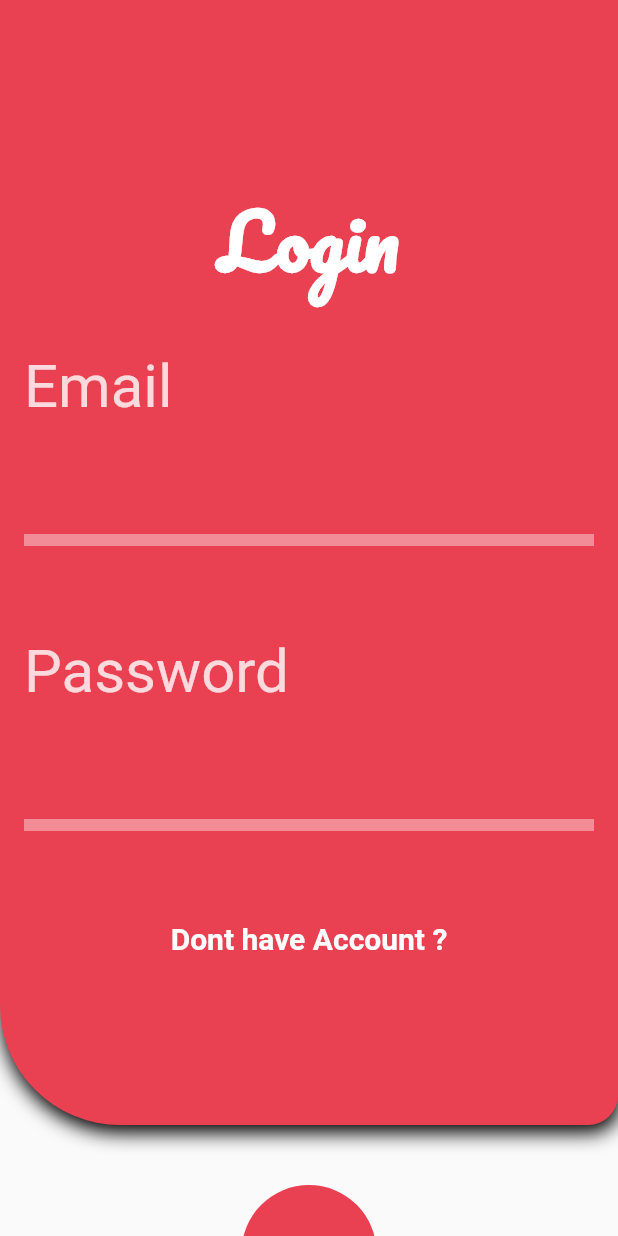
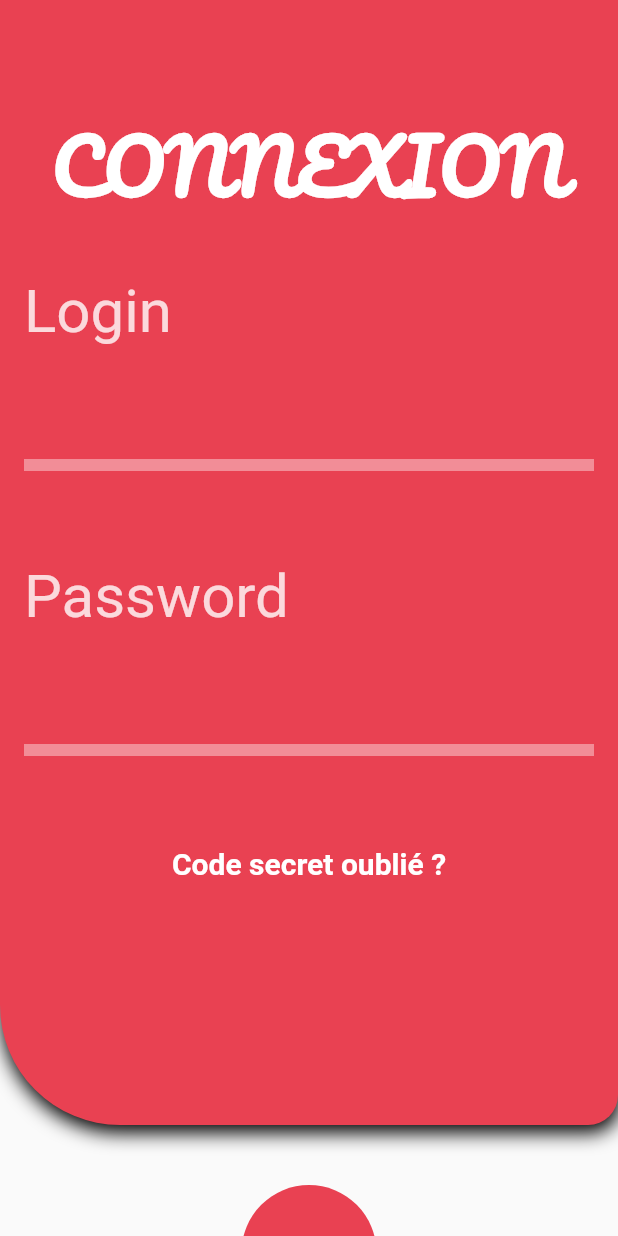
Before and after one commit to daantonio27/mobile-banking-app, a Flutter app: the screen it shows after launch, after a tap on "Login", on a phone screen of 412 x 824 dp. Run offline on Flutter 3.47's test engine with Material 2 defaults, Android fonts, the phone set to English and light mode, and no system bars; our stand-ins replace google_fonts.

Commit message:
page login

```diff
--- a/lib/abonnes.dart
+++ b/lib/abonnes.dart
@@ -1,6 +1,6 @@
 class Abonnes {
-	 String login;
-   String password;
+	 String user_name;
+   String user_password;
 
-   Abonnes(this.login, this.password);
+   Abonnes(this.user_name, this.user_password);
 }
--- a/lib/login.dart
+++ b/lib/login.dart
@@ -18,12 +18,38 @@ class Login extends StatefulWidget {
 class _LoginState extends State<Login> {
   final _formKey = GlobalKey<FormState>();
   Abonnes abonnes = Abonnes("", "");
-  String url = "http://localhost:8080/login";
+  String url = "http://10.0.2.2:9090/authenticate";
 
-  Future save() async {
+  Future<dynamic> save(String user_name, String user_password) async {
+    final response = await http.post(Uri.parse(url),
+      headers: <String, String>{
+        'Content-Type': 'application/json; charset=UTF-8',
+      },
+      body: jsonEncode(<String, String>{
+        'login': user_name,
+        'password': user_password,
+      }),
+    );
+    print(response);
+    if (response.statusCode == 200) {
+      Navigator.push(
+          context,
+          MaterialPageRoute(
+            builder: (context) => HomePage(),
+          ));
+      // then parse the JSON.
+      //TODO
+    } else {
+      // If the server did not return a 200 CREATED response,
+      // then throw an exception.
+      throw Exception('Failed login.');
+    }
+  }
+
+  /*save() async {
     var res = await http.post(Uri.parse(url),
         headers: {'Content-Type': 'application/json'},
-        body: json.encode({'email': abonnes.login, 'password': abonnes.password}));
+        body: json.encode({'login': abonnes.user_name, 'password': abonnes.user_password}));
     print(res.body);
     if (res.body != null) {
       Navigator.push(
@@ -33,6 +59,21 @@ class _LoginState extends State<Login> {
           ));
     }
   }
+*/
+
+  /*save() async {
+    var res = await http.post(Uri.parse(url),
+        headers: {'Content-Type': 'application/json'},
+        body: json.encode({'login': abonnes.user_name, 'password': abonnes.user_password}));
+    print(res.body);
+    if (res.body != null) {
+      Navigator.push(
+          context,
+          MaterialPageRoute(
+            builder: (context) => HomePage(),
+          ));
+    }
+  }*/
 
   @override
   Widget build(BuildContext context) {
@@ -62,9 +103,9 @@ class _LoginState extends State<Login> {
                     child: Column(
                       children: [
                         SizedBox(
-                          height: 100,
+                          height: 50,
                         ),
-                        Text("Login",
+                        Text("CONNEXION",
                             style: GoogleFonts.pacifico(
                               fontWeight: FontWeight.bold,
                               fontSize: 50,
@@ -76,7 +117,7 @@ class _LoginState extends State<Login> {
                         Align(
                           alignment: Alignment.topLeft,
                           child: Text(
-                            "Email",
+                            "Login",
                             style: GoogleFonts.roboto(
                               // fontWeight: FontWeight.bold,
                               fontSize: 40,
@@ -85,13 +126,14 @@ class _LoginState extends State<Login> {
                           ),
                         ),
                         TextFormField(
-                          controller: TextEditingController(text: abonnes.login),
+                          controller:
+                              TextEditingController(text: abonnes.user_name),
                           onChanged: (val) {
-                            abonnes.login = val;
+                            abonnes.user_name = val;
                           },
                           validator: (value) {
                             if (value.isEmpty) {
-                              return 'Password is Empty';
+                              return 'login vide';
                             }
                             return null;
                           },
@@ -122,14 +164,14 @@ class _LoginState extends State<Login> {
                         ),
                         TextFormField(
                           obscureText: true,
-                          controller:
-                              TextEditingController(text: abonnes.password),
+                          controller: TextEditingController(
+                              text: abonnes.user_password),
                           onChanged: (val) {
-                            abonnes.password = val;
+                            abonnes.user_password = val;
                           },
                           validator: (value) {
                             if (value.isEmpty) {
-                              return 'Email is Empty';
+                              return 'Password vide';
                             }
                             return null;
                           },
@@ -156,7 +198,7 @@ class _LoginState extends State<Login> {
                                       builder: (context) => WelcomePage()));
                             },
                             child: Text(
-                              "Dont have Account ?",
+                              "Code secret oublié ?",
                               style: GoogleFonts.roboto(
                                   fontWeight: FontWeight.bold,
                                   fontSize: 20,
@@ -178,7 +220,7 @@ class _LoginState extends State<Login> {
                       color: Color.fromRGBO(233, 65, 82, 1),
                       onPressed: () {
                         if (_formKey.currentState.validate()) {
-                          save();
+                          save;
                         }
                       },
                       shape: RoundedRectangleBorder(
--- a/lib/screen/LoginPage.dart
+++ b/lib/screen/LoginPage.dart
@@ -23,7 +23,7 @@ class _State extends State<LoginPage> {
   Future save() async {
     var res = await http.post(Uri.parse(url),
         headers: {'Content-Type': 'application/json'},
-        body: json.encode({'login': abonnes.login, 'password': abonnes.password}));
+        body: json.encode({'login': abonnes.user_name, 'password': abonnes.user_password}));
     print(res.body);
     if (res.body != null) {
       Navigator.push(
@@ -77,7 +77,7 @@ class _State extends State<LoginPage> {
                 child: TextField(
 
                   obscureText: true,
-                  controller: TextEditingController(text: abonnes.login),
+                  controller: TextEditingController(text: abonnes.user_name),
                   /*onChanged: (val) {
                     abonnes.login = val;
                   },
@@ -98,7 +98,7 @@ class _State extends State<LoginPage> {
                 padding: EdgeInsets.fromLTRB(10, 10, 10, 0),
                 child: TextField(
                   obscureText: true,
-                  controller: TextEditingController(text: abonnes.password),
+                  controller: TextEditingController(text: abonnes.user_password),
                   /*onChanged: (val) {
                     abonnes.password = val;
                   },
```
Also changed, not shown: 1 other file.
